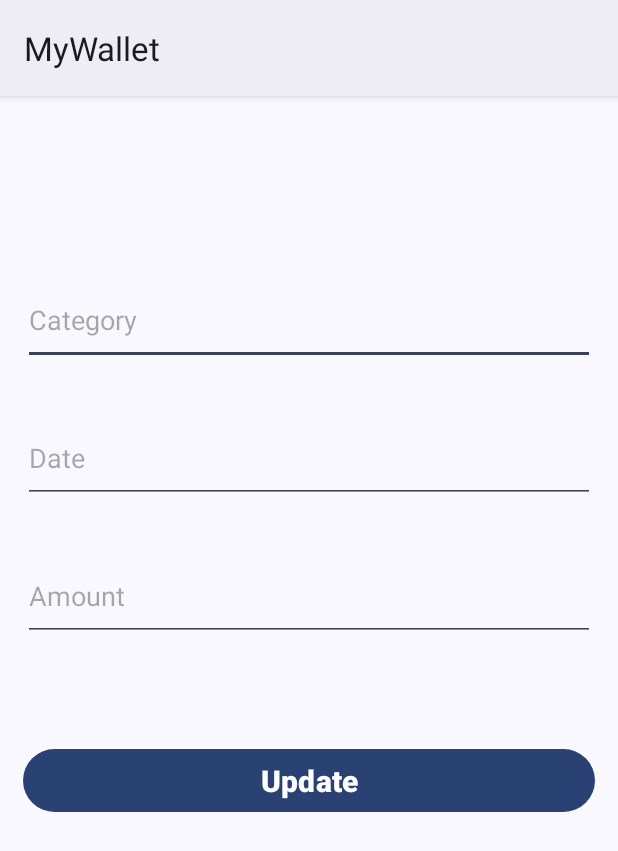
After one commit to TKahh/MyWallet, an Android app: the UpdateActivity screen opened directly, with no data from a screen before it, on a phone screen of 412 x 824 dp. The commit adds this screen. Shown: the top 851 px of the screen. Run offline under Robolectric (Android 15) with nearby library versions, the phone set to English and light mode, and no system bars.

Commit message:
new update

```diff
--- /dev/null
+++ b/app/src/main/java/tdtu/fit/tvka/mywallet/UpdateActivity.java
@@ -0,0 +1,61 @@
+package tdtu.fit.tvka.mywallet;
+
+import androidx.appcompat.app.AppCompatActivity;
+
+import android.os.Bundle;
+import android.view.View;
+import android.widget.Button;
+import android.widget.EditText;
+import android.widget.Toast;
+
+public class UpdateActivity extends AppCompatActivity {
+
+    EditText expenses_input, date_input, amount_input;
+
+    Button update_btn;
+
+    String id, expenses, date;
+    String amount;
+
+    @Override
+    protected void onCreate(Bundle savedInstanceState) {
+        super.onCreate(savedInstanceState);
+        setContentView(R.layout.activity_update);
+
+        expenses_input = findViewById(R.id.categories_input2);
+        date_input = findViewById(R.id.date_input2);
+        amount_input = findViewById(R.id.amount_input2);
+
+        update_btn = findViewById(R.id.btn_update);
+
+        getAndSetIntentData();
+        update_btn.setOnClickListener(new View.OnClickListener() {
+            @Override
+            public void onClick(View view) {
+                MyDatabaseHelper myDB = new MyDatabaseHelper(UpdateActivity.this);
+                expenses = expenses_input.getText().toString().trim();
+                date = date_input.getText().toString().trim();
+                amount = amount_input.getText().toString().trim();
+                myDB.updateData(id, expenses, amount, date);
+            }
+        });
+    }
+
+    void getAndSetIntentData() {
+        if(getIntent().hasExtra("id") && getIntent().hasExtra("expenses") &&
+        getIntent().hasExtra("amount") && getIntent().hasExtra("date")) {
+            //Get data
+            id = getIntent().getStringExtra("id");
+            expenses = getIntent().getStringExtra("expenses");
+            date = getIntent().getStringExtra("date");
+            amount = getIntent().getStringExtra("amount");
+            //Set data
+            expenses_input.setText(expenses);
+            date_input.setText(date);
+            amount_input.setText(amount);
+
+        } else {
+            Toast.makeText(this, "No data.", Toast.LENGTH_SHORT).show();
+        }
+    }
+}
--- /dev/null
+++ b/app/src/main/res/layout/activity_update.xml
@@ -0,0 +1,61 @@
+<?xml version="1.0" encoding="utf-8"?>
+<androidx.constraintlayout.widget.ConstraintLayout xmlns:android="http://schemas.android.com/apk/res/android"
+    xmlns:app="http://schemas.android.com/apk/res-auto"
+    xmlns:tools="http://schemas.android.com/tools"
+    android:layout_width="match_parent"
+    android:layout_height="match_parent"
+    android:padding="15dp"
+    tools:context=".ReConfirmDataActivity">
+
+    <EditText
+        android:id="@+id/categories_input2"
+        android:layout_width="match_parent"
+        android:layout_height="60dp"
+        android:layout_marginTop="104dp"
+        android:ems="10"
+        android:hint="Category"
+        android:inputType="text"
+        app:layout_constraintEnd_toEndOf="parent"
+        app:layout_constraintHorizontal_bias="0.448"
+        app:layout_constraintStart_toStartOf="parent"
+        app:layout_constraintTop_toTopOf="parent" />
+
+    <EditText
+        android:id="@+id/amount_input2"
+        android:layout_width="match_parent"
+        android:layout_height="60dp"
+        android:layout_marginTop="32dp"
+        android:ems="10"
+        android:hint="Amount"
+        android:inputType="number"
+        app:layout_constraintEnd_toEndOf="parent"
+        app:layout_constraintHorizontal_bias="0.448"
+        app:layout_constraintStart_toStartOf="parent"
+        app:layout_constraintTop_toBottomOf="@+id/date_input2" />
+
+    <Button
+        android:id="@+id/btn_update"
+        android:layout_width="match_parent"
+        android:layout_height="50dp"
+        android:layout_marginTop="68dp"
+        android:text="Update"
+        android:textSize="20dp"
+        android:textStyle="bold"
+        app:layout_constraintEnd_toEndOf="parent"
+        app:layout_constraintHorizontal_bias="0.448"
+        app:layout_constraintStart_toStartOf="parent"
+        app:layout_constraintTop_toBottomOf="@+id/amount_input2" />
+
+    <EditText
+        android:id="@+id/date_input2"
+        android:layout_width="match_parent"
+        android:layout_height="60dp"
+        android:layout_marginTop="32dp"
+        android:ems="10"
+        android:inputType="date"
+        android:hint="Date"
+        app:layout_constraintEnd_toEndOf="parent"
+        app:layout_constraintStart_toStartOf="parent"
+        app:layout_constraintTop_toBottomOf="@+id/categories_input2" />
+
+</androidx.constraintlayout.widget.ConstraintLayout>
--- a/app/src/main/res/layout/my_row.xml
+++ b/app/src/main/res/layout/my_row.xml
@@ -4,7 +4,8 @@
     xmlns:tools="http://schemas.android.com/tools"
     android:orientation="vertical"
     android:layout_width="match_parent"
-    android:layout_height="wrap_content">
+    android:layout_height="wrap_content"
+    android:id="@+id/layout_history">
 
     <androidx.cardview.widget.CardView
         android:layout_width="match_parent"
```
Also changed, not shown: app/src/main/AndroidManifest.xml (+19 -18 lines), app/src/main/java/tdtu/fit/tvka/mywallet/CustomAdapter.java (+19 -3 lines), app/src/main/java/tdtu/fit/tvka/mywallet/MyDatabaseHelper.java (+15 -0 lines).
